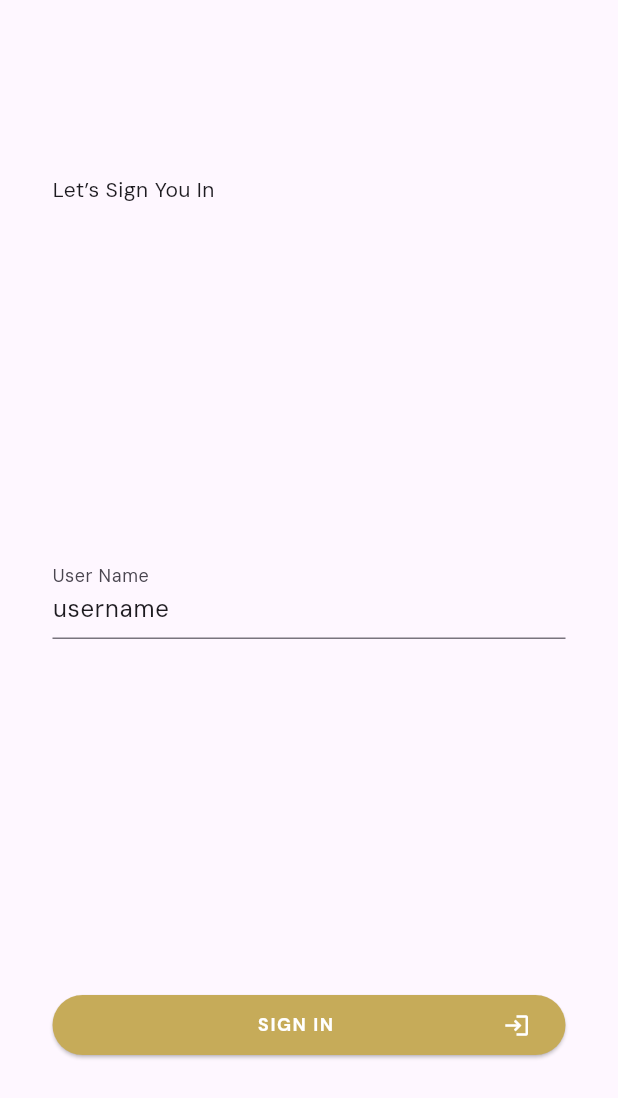
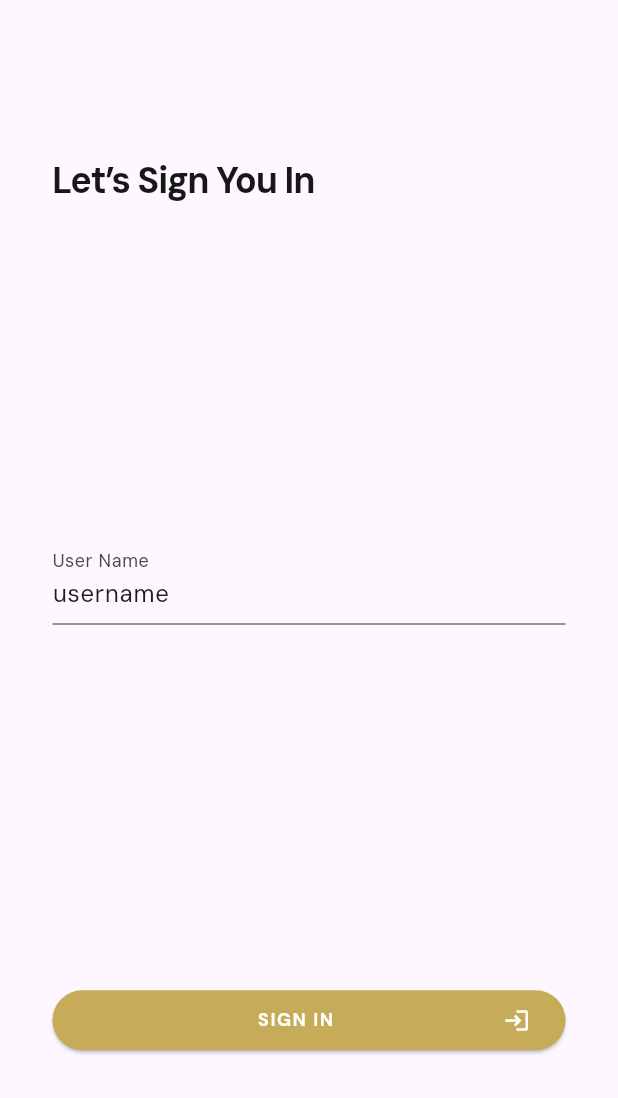
Before and after one commit to Nedomorf/pexels_clone, a Flutter app: the screen it shows after launch, on a phone screen of 412 x 824 dp. Shown: the top 1098 px of the screen. Run offline on Flutter 3.47's test engine with Material 2 defaults, Android fonts, the light colour scheme and no system bars; our stand-ins replace bloc, bloc_concurrency, cached_network_image, dio, flutter_bloc, flutter_dotenv and 3 more; missing offline and left inert: shared_preferences_monitor; network calls fail.

Commit message:
complete theme and refactor imports

```diff
--- a/lib/blocs/photo_bloc/photo_bloc.dart
+++ b/lib/blocs/photo_bloc/photo_bloc.dart
@@ -1,6 +1,5 @@
-import 'package:bloc/bloc.dart';
-import 'package:meta/meta.dart';
 import 'package:flutter/material.dart';
+import 'package:flutter_bloc/flutter_bloc.dart';
 import 'package:bloc_concurrency/bloc_concurrency.dart';
 import 'package:stream_transform/stream_transform.dart';
 
--- a/lib/screens/favourite_screen.dart
+++ b/lib/screens/favourite_screen.dart
@@ -1,7 +1,7 @@
 import 'package:flutter/material.dart';
 
+import 'screen_wrapper.dart';
 import '../widgets/FavouriteWidgets/favourite_body_widget.dart';
-import 'screen_wrapper.dart';
 
 class FavouriteScreen extends StatelessWidget {
   const FavouriteScreen({super.key});
--- a/lib/screens/login_screen.dart
+++ b/lib/screens/login_screen.dart
@@ -43,7 +43,10 @@ class _LogInScreenState extends State<LogInScreen> {
                   mainAxisAlignment: MainAxisAlignment.spaceAround,
                   crossAxisAlignment: CrossAxisAlignment.start,
                   children: [
-                    const Text('Let’s Sign You In'),
+                    Text(
+                      'Let’s Sign You In',
+                      style: Theme.of(context).textTheme.labelLarge,
+                    ),
                     TextFormField(
                       decoration: const InputDecoration(labelText: 'User Name'),
                       initialValue: state.username,
--- a/lib/screens/profile_screen.dart
+++ b/lib/screens/profile_screen.dart
@@ -1,7 +1,7 @@
 import 'package:flutter/material.dart';
 
+import 'screen_wrapper.dart';
 import '../widgets/ProfileWidgets/profile_body_widget.dart';
-import 'screen_wrapper.dart';
 
 class ProfileScreen extends StatelessWidget {
   const ProfileScreen({super.key});
--- a/lib/widgets/text_icon_button_widget.dart
+++ b/lib/widgets/text_icon_button_widget.dart
@@ -1,5 +1,6 @@
 import 'package:flutter/material.dart';
-import 'package:pexels_clone/utlis/constants.dart';
+
+import '../utlis/constants.dart';
 
 class TextIconButtonWidget extends StatelessWidget {
   final void Function() onPressed;
```
